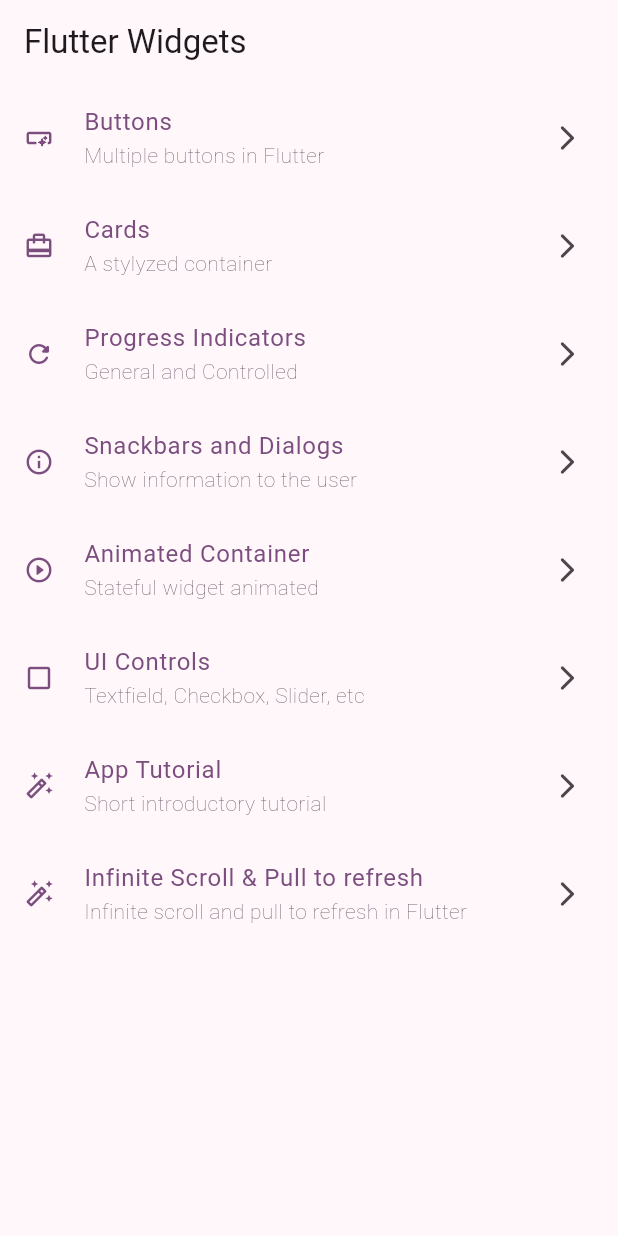
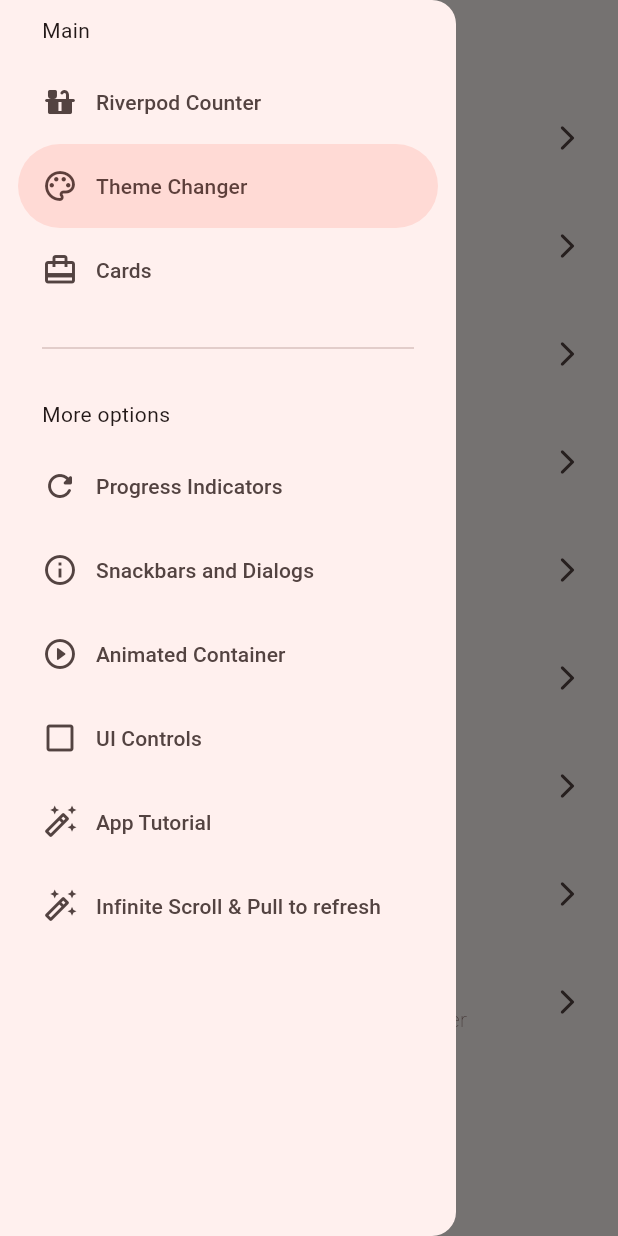
Before and after one commit to prodriguezr/flutter-widgets_app, a Flutter app: the screen it shows after launch, with the side drawer open (before the commit the screen has no drawer), on a phone screen of 412 x 824 dp. Run offline on Flutter 3.47's test engine with Material 3 defaults, Android fonts, the phone set to English and light mode, and no system bars; our stand-ins replace animate_do, flutter_riverpod, go_router.

Commit message:
Before StateNotifier

```diff
--- a/analysis_options.yaml
+++ b/analysis_options.yaml
@@ -1 +1,5 @@
 include: package:flutter_lints/flutter.yaml
+
+analyzer:
+  plugins:
+    - custom_lint
--- a/lib/config/menu/menu_items.dart
+++ b/lib/config/menu/menu_items.dart
@@ -18,11 +18,18 @@ class MenuItem {
 
 List<MenuItem> appMenuItems = <MenuItem>[
   const MenuItem(
-    title: 'Buttons',
-    subtitle: 'Multiple buttons in Flutter',
-    link: '/buttons',
-    icon: Icons.smart_button_outlined,
-    screen: 'ButtonsScreen',
+    title: 'Riverpod Counter',
+    subtitle: 'Counter in Flutter with Riverpod',
+    link: '/counter',
+    icon: Icons.countertops_rounded,
+    screen: 'CounterScreen',
+  ),
+  const MenuItem(
+    title: 'Theme Changer',
+    subtitle: 'Theme Changer in Flutter',
+    link: '/the-changer',
+    icon: Icons.color_lens_outlined,
+    screen: 'ThemeChangerScreen',
   ),
   const MenuItem(
     title: 'Cards',
--- a/lib/config/routes/app_router.dart
+++ b/lib/config/routes/app_router.dart
@@ -49,5 +49,15 @@ final appRouter = GoRouter(
       name: InfiniteScrollScreen.name,
       builder: (context, state) => const InfiniteScrollScreen(),
     ),
+    GoRoute(
+      path: '/counter',
+      name: CounterScreen.name,
+      builder: (context, state) => const CounterScreen(),
+    ),
+    GoRoute(
+      path: '/the-changer',
+      name: ThemeChangerScreen.name,
+      builder: (context, state) => const ThemeChangerScreen(),
+    ),
   ],
 );
--- a/lib/config/themes/app_theme.dart
+++ b/lib/config/themes/app_theme.dart
@@ -9,9 +9,11 @@ List<Color> colorList = [
 ];
 
 class AppTheme {
+  final bool isDarkMode;
   final int selectedColor;
 
   AppTheme({
+    this.isDarkMode = false,
     this.selectedColor = 0,
   })  : assert(selectedColor >= 0, 'selectedColor must be greater than 0'),
         assert(selectedColor < colorList.length,
@@ -19,6 +21,7 @@ class AppTheme {
 
   ThemeData getTheme() => ThemeData(
         colorSchemeSeed: colorList[selectedColor],
+        brightness: isDarkMode ? Brightness.dark : Brightness.light,
         appBarTheme: const AppBarTheme(
           centerTitle: false,
         ),
--- a/lib/main.dart
+++ b/lib/main.dart
@@ -1,21 +1,32 @@
 import 'package:flutter/material.dart';
+import 'package:flutter_riverpod/flutter_riverpod.dart';
 import 'package:widgets_app/config/routes/app_router.dart';
 import 'package:widgets_app/config/themes/app_theme.dart';
 
+import 'presentation/providers/providers.dart';
+
 void main() {
-  runApp(const MainApp());
+  runApp(
+    const ProviderScope(
+      child: MainApp(),
+    ),
+  );
 }
 
-class MainApp extends StatelessWidget {
+class MainApp extends ConsumerWidget {
   const MainApp({super.key});
 
   @override
-  Widget build(BuildContext context) {
+  Widget build(BuildContext context, WidgetRef ref) {
+    final isDarkMode = ref.watch(isDarkModeProvider);
+    final selectedColor = ref.watch(selectedColorProvider);
+
     return MaterialApp.router(
       title: 'Flutter Widgets',
       routerConfig: appRouter,
       debugShowCheckedModeBanner: false,
-      theme: AppTheme(selectedColor: 4).getTheme(),
+      theme: AppTheme(selectedColor: selectedColor, isDarkMode: isDarkMode)
+          .getTheme(),
     );
   }
 }
--- /dev/null
+++ b/lib/presentation/drawers/side_menu.dart
@@ -0,0 +1,68 @@
+import 'package:flutter/material.dart';
+import 'package:go_router/go_router.dart';
+import 'package:widgets_app/config/menu/menu_items.dart';
+
+class SideMenu extends StatefulWidget {
+  final GlobalKey<ScaffoldState> scaffoldKey;
+
+  const SideMenu({super.key, required this.scaffoldKey});
+
+  @override
+  State<SideMenu> createState() => _SideMenuState();
+}
+
+class _SideMenuState extends State<SideMenu> {
+  int navDrawerIndex = 1;
+
+  @override
+  Widget build(BuildContext context) {
+    return NavigationDrawer(
+      selectedIndex: navDrawerIndex,
+      onDestinationSelected: (value) {
+        setState(() {
+          navDrawerIndex = value;
+        });
+
+        final item = appMenuItems[value];
+
+        context.pushNamed(item.screen);
+
+        widget.scaffoldKey.currentState?.closeDrawer();
+      },
+      children: [
+        const Padding(
+          padding: EdgeInsets.fromLTRB(28, 10, 16, 10),
+          child: Text('Main'),
+        ),
+        ...appMenuItems.sublist(0, 3).map(
+              (item) => NavigationDrawerDestination(
+                icon: Icon(item.icon),
+                label: Expanded(
+                    child: Text(
+                  item.title,
+                  overflow: TextOverflow.visible,
+                )),
+              ),
+            ),
+        const Padding(
+          padding: EdgeInsets.fromLTRB(28, 16, 28, 10),
+          child: Divider(),
+        ),
+        const Padding(
+          padding: EdgeInsets.fromLTRB(28, 16, 28, 10),
+          child: Text('More options'),
+        ),
+        ...appMenuItems.sublist(3).map(
+              (item) => NavigationDrawerDestination(
+                icon: Icon(item.icon),
+                label: Expanded(
+                    child: Text(
+                  item.title,
+                  overflow: TextOverflow.visible,
+                )),
+              ),
+            ),
+      ],
+    );
+  }
+}
--- /dev/null
+++ b/lib/presentation/providers/counter_provider.dart
@@ -0,0 +1,3 @@
+import 'package:flutter_riverpod/flutter_riverpod.dart';
+
+final counterProvider = StateProvider<int>((ref) => 5);
--- /dev/null
+++ b/lib/presentation/providers/providers.dart
@@ -0,0 +1,2 @@
+export 'package:widgets_app/presentation/providers/counter_provider.dart';
+export 'package:widgets_app/presentation/providers/theme_provider.dart';
--- /dev/null
+++ b/lib/presentation/providers/theme_provider.dart
@@ -0,0 +1,6 @@
+import 'package:flutter_riverpod/flutter_riverpod.dart';
+import 'package:widgets_app/config/themes/app_theme.dart';
+
+final isDarkModeProvider = StateProvider<bool>((ref) => false);
+final colorListProvider = Provider((ref) => colorList);
+final selectedColorProvider = StateProvider<int>((ref) => 0);
--- a/lib/presentation/screens/home/home_screen.dart
+++ b/lib/presentation/screens/home/home_screen.dart
@@ -3,6 +3,7 @@
 import 'package:flutter/material.dart';
 import 'package:go_router/go_router.dart';
 import 'package:widgets_app/config/menu/menu_items.dart';
+import 'package:widgets_app/presentation/drawers/side_menu.dart';
 
 class HomeScreen extends StatelessWidget {
   static const String name = 'HomeScreen';
@@ -11,11 +12,17 @@ class HomeScreen extends StatelessWidget {
 
   @override
   Widget build(BuildContext context) {
+    final scaffoldKey = GlobalKey<ScaffoldState>();
+
     return Scaffold(
+      key: scaffoldKey,
       appBar: AppBar(
         title: const Text('Flutter Widgets'),
       ),
       body: _HomeView(),
+      drawer: SideMenu(
+        scaffoldKey: scaffoldKey,
+      ),
     );
   }
 }
--- a/lib/presentation/screens/screens.dart
+++ b/lib/presentation/screens/screens.dart
@@ -7,3 +7,5 @@ export 'package:widgets_app/presentation/screens/infinite_scroll/infinite_scroll
 export 'package:widgets_app/presentation/screens/progress/progress_screen.dart';
 export 'package:widgets_app/presentation/screens/snackbar/snackbar_screen.dart';
 export 'package:widgets_app/presentation/screens/ui_controls/ui_controls_screen.dart';
+export 'package:widgets_app/presentation/screens/counter/counter_screen.dart';
+export 'package:widgets_app/presentation/screens/theme_charger/theme_charger_screen.dart';
--- a/pubspec.yaml
+++ b/pubspec.yaml
@@ -10,12 +10,18 @@ dependencies:
   animate_do: ^3.3.4
   flutter:
     sdk: flutter
+  flutter_riverpod: ^2.5.3
   go_router: ^14.3.0
+  riverpod_annotation: ^2.5.3
 
 dev_dependencies:
   flutter_test:
     sdk: flutter
   flutter_lints: ^4.0.0
+  riverpod_generator: ^2.4.3
+  build_runner: ^2.4.13
+  custom_lint: ^0.6.8
+  riverpod_lint: ^2.3.13
 
 flutter:
   uses-material-design: true
```
Also changed, not shown: lib/presentation/screens/counter/counter_screen.dart (added, +49 -0 lines), lib/presentation/screens/theme_charger/theme_charger_screen.dart (added, +63 -0 lines), pubspec.lock, 1 other file.
